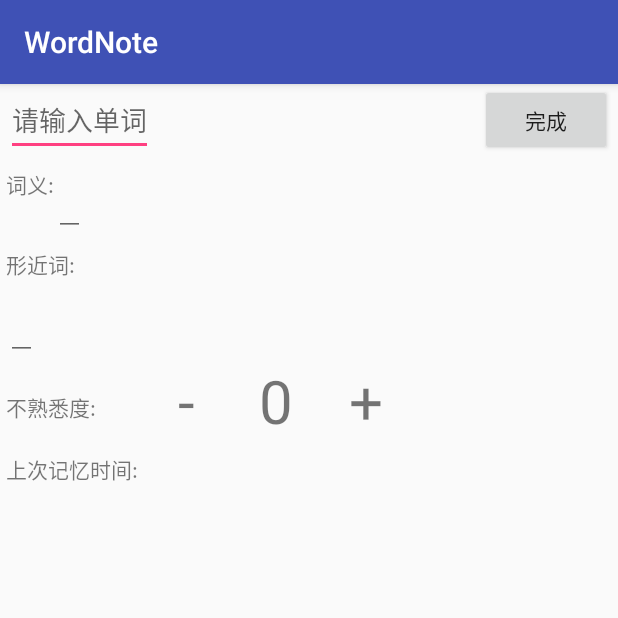
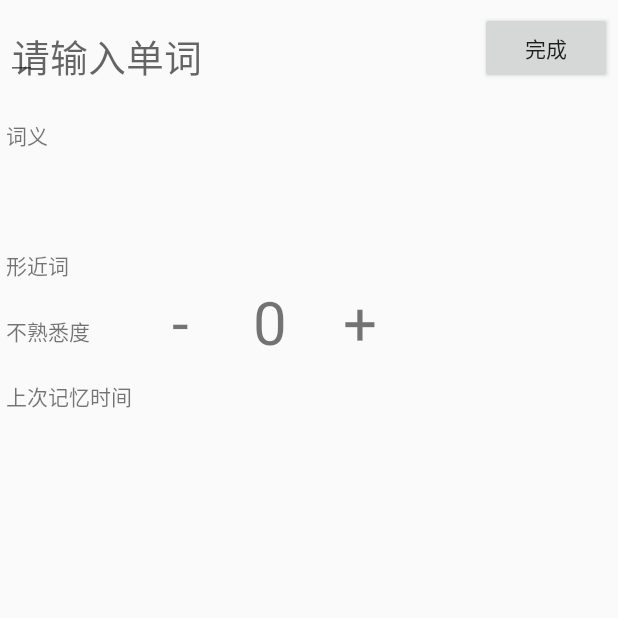
Before and after one commit to liuguicen/MemoryNote, an Android app: the WordDetailActivity screen opened directly, with no data from a screen before it, after a tap on "编辑", on a phone screen of 412 x 824 dp, the top half of it. Run offline under Robolectric (Android 15) with nearby library versions, the phone set to English and light mode, and no system bars; 7 statements that could not run were skipped.

```diff
--- a/memory-note/src/main/AndroidManifest.xml
+++ b/memory-note/src/main/AndroidManifest.xml
@@ -32,14 +32,15 @@
         <activity
             android:name=".wordList.WordListActivity"
             android:label="@string/app_name"
-            android:theme="@style/Theme.Design.Light.NoActionBar">
+            android:theme="@style/Theme.AppCompat.Light.NoActionBar">
             <intent-filter>
                 <action android:name="android.intent.action.MAIN" />
 
                 <category android:name="android.intent.category.LAUNCHER" />
             </intent-filter>
         </activity>
-        <activity android:name=".wordDetail.WordDetailActivity">
+        <activity android:name=".wordDetail.WordDetailActivity"
+            android:theme="@style/Theme.AppCompat.Light.NoActionBar">
 
         </activity>
     </application>
--- a/memory-note/src/main/java/com/lgc/memorynote/wordDetail/WordDetailActivity.java
+++ b/memory-note/src/main/java/com/lgc/memorynote/wordDetail/WordDetailActivity.java
@@ -3,6 +3,7 @@
 
 import android.content.Context;
 import android.content.Intent;
+import android.graphics.drawable.Drawable;
 import android.os.Bundle;
 import android.support.annotation.Nullable;
 import android.support.v7.app.AppCompatActivity;
@@ -30,6 +31,7 @@
     private TextView mTvStrangeDegree;
     private TextView mTvLastRememberTime;
     private Button mBtnEdit;
+    private Drawable mDefaultEditBack;
 
     @Override
     protected void onCreate(@Nullable Bundle savedInstanceState) {
@@ -48,6 +50,7 @@
         mTvStrangeDegree     = (TextView) findViewById(R.id.value_strange_degree);
         mTvLastRememberTime  = (TextView) findViewById(R.id.last_remember_time);
         mBtnEdit             = (Button) findViewById(R.id.btn_word_detail_edit);
+        mDefaultEditBack = mTvWordName.getBackground();
         mBtnEdit.setOnClickListener(this);
         findViewById(R.id.add_strange_degree).setOnClickListener(this);
         findViewById(R.id.reduce_strange_degree).setOnClickListener(this);
@@ -85,14 +88,29 @@
     }
 
     @Override
-    public void switchEdit(boolean isInEdit) {
-        mTvWordName.setFocusable(isInEdit);
-        mTvWordMeaning.setFocusable(isInEdit);
-        mTvSimilarWord.setFocusable(isInEdit);
+    public void switchEditStyle(boolean isInEdit) {
+        switchTvEditStyle(mTvWordName, isInEdit);
+        switchTvEditStyle(mTvWordMeaning, isInEdit);
+        switchTvEditStyle(mTvSimilarWord, isInEdit);
+        if (isInEdit && mTvSimilarWord.getText().toString().isEmpty()) {
+            mTvSimilarWord.setVisibility(View.GONE);
+        } else {
+            mTvSimilarWord.setVisibility(View.VISIBLE);
+        }
         if (isInEdit) {
             mBtnEdit.setText(getString(R.string.edit_finish));
         } else {
             mBtnEdit.setText(getString(R.string.edit));
+        }
+    }
+
+    private void switchTvEditStyle(EditText tv, boolean isInEdit) {
+        tv.setFocusable(isInEdit);
+        if (isInEdit) {
+            tv.setBackground(mDefaultEditBack);
+        } else {
+            tv.setBackground(null);
+            tv.setHint("");
         }
     }
 
@@ -121,6 +139,7 @@
 
     }
 
+
     @Override
     public void showInputMeaning(String inputMeaning) {
 
@@ -128,7 +147,13 @@
 
     @Override
     public void showSimilarWords(List<String> similarWordList) {
-
+        if (similarWordList != null && similarWordList.isEmpty()) {
+            StringBuilder sb = new StringBuilder();
+            for (String similar : similarWordList) {
+               sb.append(similar + "   ");
+            }
+            mTvSimilarWord.setText(sb.toString());
+        }
     }
 
     @Override
--- a/memory-note/src/main/java/com/lgc/memorynote/wordDetail/WordDetailContract.java
+++ b/memory-note/src/main/java/com/lgc/memorynote/wordDetail/WordDetailContract.java
@@ -28,7 +28,7 @@
 
         void showLastRememberTime(long lastRememberTime);
 
-        void switchEdit(boolean mIsInEdit);
+        void switchEditStyle(boolean mIsInEdit);
 
         String getInputWordName();
         String getInputWordMeaning();
--- a/memory-note/src/main/java/com/lgc/memorynote/wordDetail/WordDetailPresenter.java
+++ b/memory-note/src/main/java/com/lgc/memorynote/wordDetail/WordDetailPresenter.java
@@ -73,13 +73,13 @@
             saveWordDate();
         }
         showData(true);
-        mView.switchEdit(mIsInEdit);
+        mView.switchEditStyle(mIsInEdit);
     }
 
     private void showData(boolean isSwitchEdit) {
         if (mIsInEdit) {
+            mView.showInputMeaning(mWord.getInputMeaning());
             mView.showInputSimilarWords(mWord.getInputSimilarWords());
-            mView.showInputMeaning(mWord.getInputMeaning());
         } else {
             mView.showWordMeaning(mWord.getMeaningList());
             mView.showSimilarWords(mWord.getSimilarWordList());
--- a/memory-note/src/main/res/layout/activity_word_detail.xml
+++ b/memory-note/src/main/res/layout/activity_word_detail.xml
@@ -8,14 +8,16 @@
 
     <android.support.constraint.ConstraintLayout
         android:layout_width="match_parent"
-        android:layout_height="match_parent">
-
+        android:layout_height="match_parent"
+        android:layout_marginTop="8dp">
         <EditText
             android:id="@+id/word_detail_word"
             android:layout_width="wrap_content"
             android:layout_height="wrap_content"
             android:hint="@string/please_input_word"
             app:layout_constraintStart_toStartOf="parent"
+
+            android:textSize="25sp"
             app:layout_constraintTop_toTopOf="parent" />
 
         <Button
@@ -35,8 +37,8 @@
         <EditText
             android:id="@+id/word_detail_meaning"
             style="@style/WordDetailEditItem"
-            app:layout_constraintStart_toEndOf="@+id/word_detail_meaning_name"
-            app:layout_constraintTop_toBottomOf="@+id/word_detail_word" />
+            app:layout_constraintStart_toEndOf="parent"
+            app:layout_constraintTop_toBottomOf="@+id/word_detail_meaning_name" />
 
         <TextView
             android:id="@+id/similar_form_word_name"
@@ -97,6 +99,7 @@
         <TextView
             android:id="@+id/last_remember_time"
             style="@style/WordDetailEditItem"
+            android:layout_marginStart="8dp"
             app:layout_constraintBottom_toBottomOf="parent"
             app:layout_constraintStart_toEndOf="@+id/last_remember_time_name"/>
     </android.support.constraint.ConstraintLayout>
--- a/memory-note/src/main/res/values/strings.xml
+++ b/memory-note/src/main/res/values/strings.xml
@@ -1,10 +1,10 @@
 <resources>
     <string name="app_name">WordNote</string>
     <string name="please_input_word">请输入单词</string>
-    <string name="word_meaning">词义:</string>
-    <string name="similar_form_word">形近词:</string>
-    <string name="strange_degree">不熟悉度:</string>
-    <string name="last_remember_time">上次记忆时间:</string>
+    <string name="word_meaning">词义</string>
+    <string name="similar_form_word">形近词</string>
+    <string name="strange_degree">不熟悉度</string>
+    <string name="last_remember_time">上次记忆时间</string>
     <string name="edit">编辑</string>
     <string name="edit_finish">完成</string>
 </resources>
--- a/memory-note/src/main/res/values/styles.xml
+++ b/memory-note/src/main/res/values/styles.xml
@@ -12,7 +12,7 @@
         <item name="android:layout_width">wrap_content</item>
         <item name="android:layout_height">wrap_content</item>
         <item name="layout_constraintStart_toStartOf">parent</item>
-        <item name="android:layout_marginTop">8dp</item>
+        <item name="android:layout_marginTop">12dp</item>
     </style>
 
     <style name="WordDetailEditItem">
```
Also changed, not shown: memory-note/src/main/java/com/lgc/memorynote/wordList/WordListActivity.java (+11 -1 lines), memory-note/src/main/res/layout/activity_word_list.xml (+6 -6 lines).
